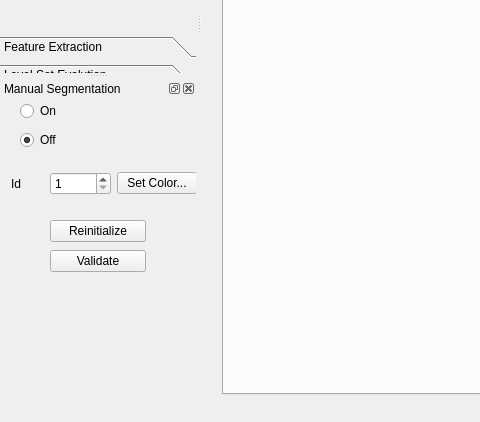
Old version of the form trunk/go.ui in the repository gofigure2/GoFigure2; both pictures show x 0 to 480 and y 402 to 824 of the 1434 by 824 pixel window.
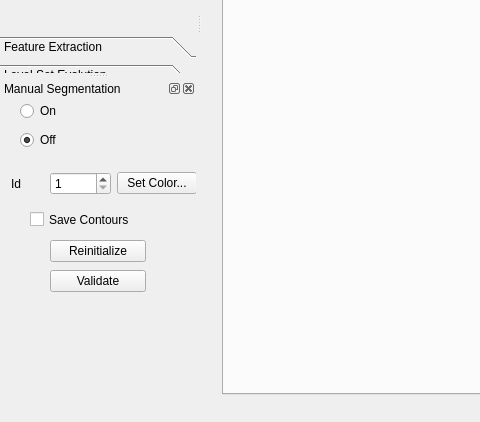
New version of the form. Icons and pictures are not drawn.

Commit message: Possibility to save edited contours in vtk format. Filenames are automatically generated as follows: contour_id1_dir0_slice563.vtk

The edit to the form file:
```diff
--- a/trunk/go.ui
+++ b/trunk/go.ui
@@ -851,11 +851,24 @@
       </item>
      </layout>
     </widget>
+    <widget class="QCheckBox" name="SaveContourCheckBox" >
+     <property name="geometry" >
+      <rect>
+       <x>30</x>
+       <y>110</y>
+       <width>121</width>
+       <height>23</height>
+      </rect>
+     </property>
+     <property name="text" >
+      <string>Save Contours</string>
+     </property>
+    </widget>
     <widget class="QWidget" name="" >
      <property name="geometry" >
       <rect>
        <x>50</x>
-       <y>120</y>
+       <y>140</y>
        <width>96</width>
        <height>58</height>
       </rect>
```
The commit also changes 1 other file.
